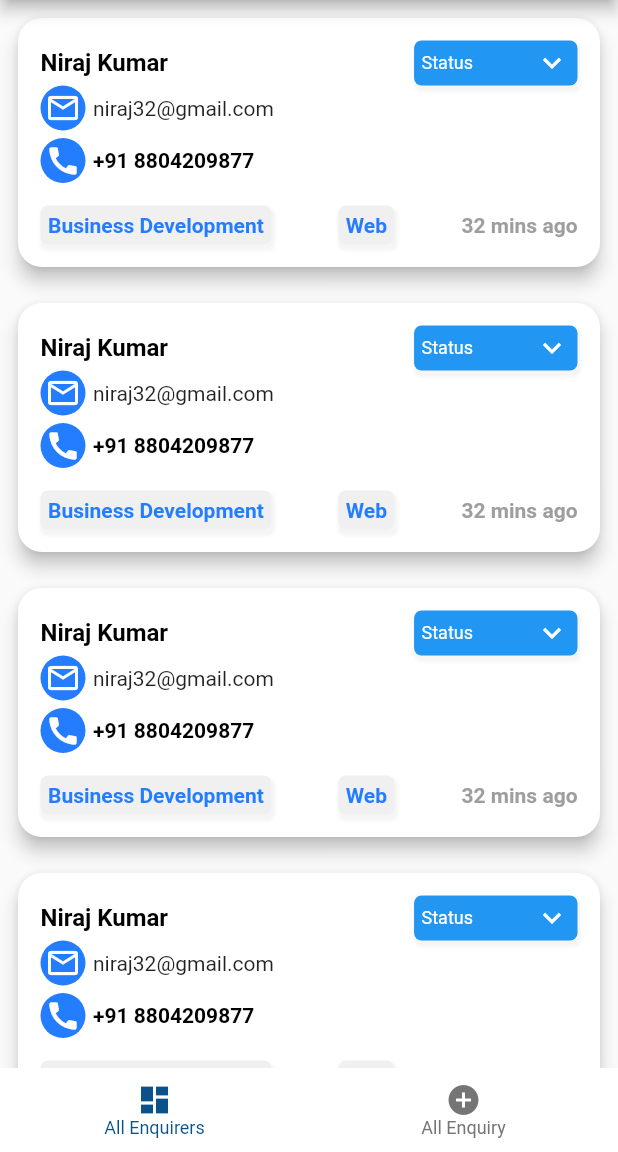
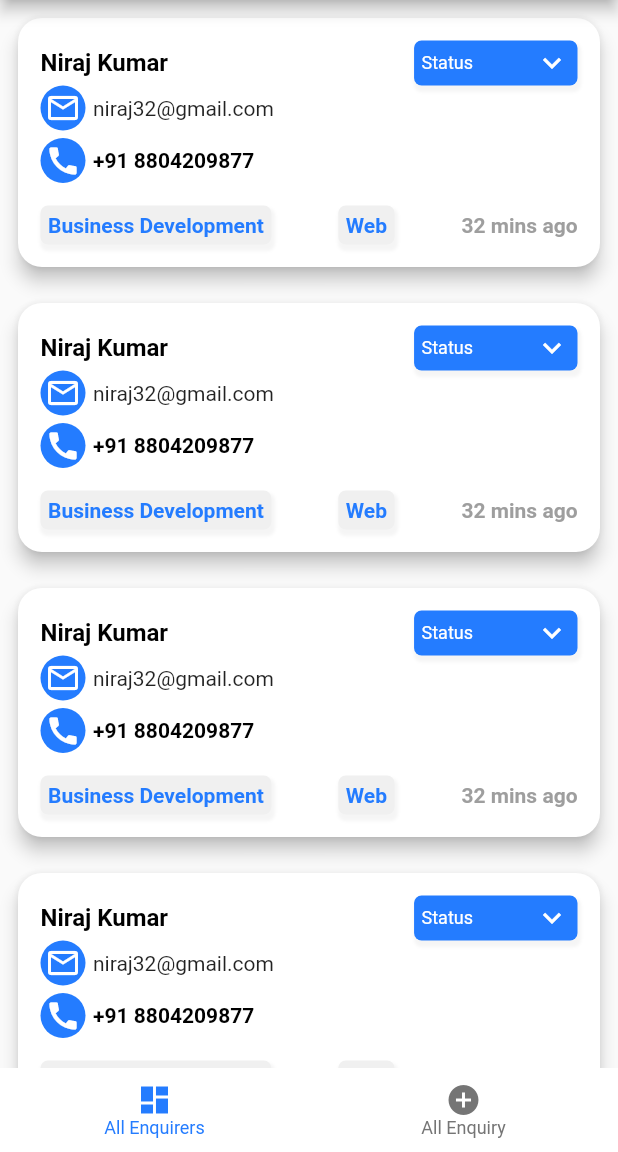
Before and after one commit to Hemant301/cybertize_admin, a Flutter app: the Nav screen opened by its route, on a phone screen of 412 x 824 dp, the part 84-1236 px from its top. Run offline on Flutter 3.47's test engine with Material 2 defaults, Android fonts, the phone set to English and light mode, and no system bars.

```diff
--- a/lib/all_enquies.dart
+++ b/lib/all_enquies.dart
@@ -92,7 +92,7 @@ class AllEnquiry extends StatelessWidget {
                                     // width: 60,
                                     decoration: BoxDecoration(
                                       borderRadius: BorderRadius.circular(5),
-                                      color: Colors.blue,
+                                      color: const Color(0xff247CFF),
                                       // border: Border.all(
                                       //     color: const Color(0xff8F8F8F), width: 2),
                                       boxShadow: [
--- a/lib/navbar.dart
+++ b/lib/navbar.dart
@@ -68,7 +68,7 @@ class _NavState extends State<Nav> {
         ),
         bottomNavigationBar: BottomNavigationBar(
           // selectedItemColor: Colors.white,
-          selectedItemColor: const Color.fromARGB(255, 11, 82, 139),
+          selectedItemColor: const Color(0xff247CFF),
           elevation: 0,
           backgroundColor: Colors.white,
           showUnselectedLabels: true,
```
